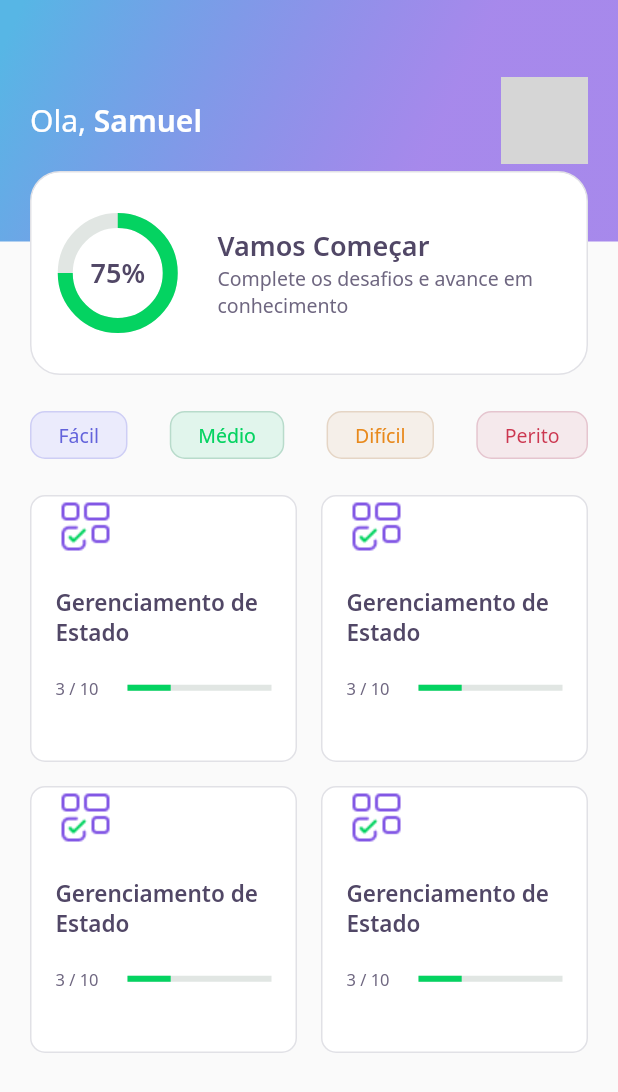
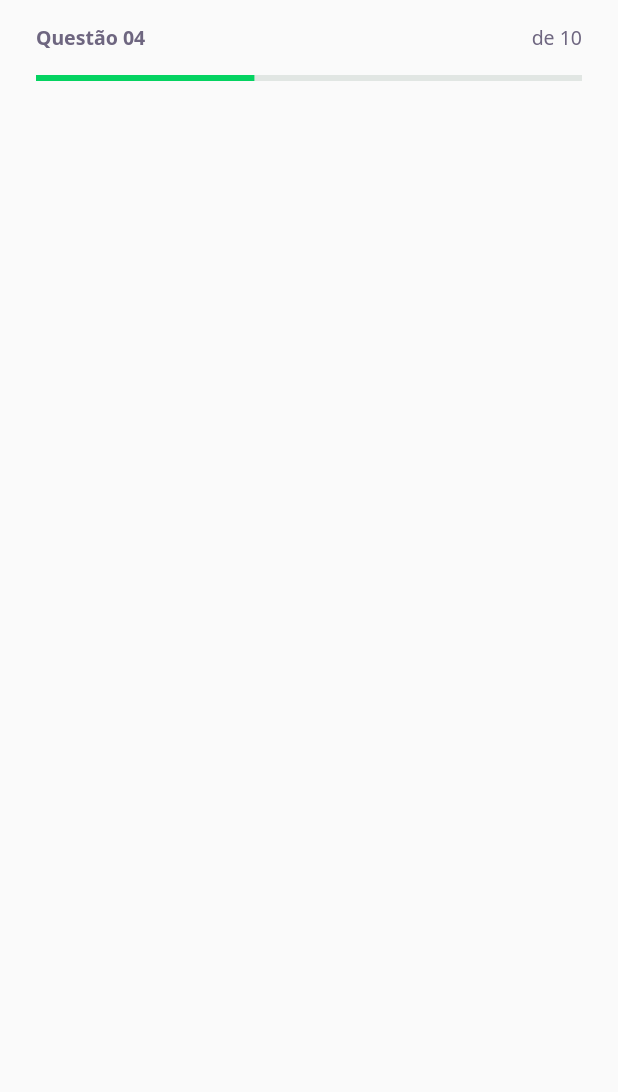
Before and after one commit to dtmiranda/devquiz, a Flutter app: the screen it shows after launch, on a phone screen of 412 x 824 dp. Shown: the top 1092 px of the screen. Run offline on Flutter 3.47's test engine with Material 2 defaults, Android fonts, the phone set to English and light mode, and no system bars; our stand-ins replace google_fonts; grey boxes are pictures that could not be loaded.

Commit message:
CREATE: challage page and question indicator

```diff
--- /dev/null
+++ b/lib/challenge/challenge_page.dart
@@ -0,0 +1,21 @@
+import 'package:devquiz/challenge/widget/question_indicator/question_indicator.dart';
+import 'package:flutter/material.dart';
+
+class ChallengePage extends StatefulWidget {
+  const ChallengePage({Key? key}) : super(key: key);
+
+  @override
+  _ChallengePageState createState() => _ChallengePageState();
+}
+
+class _ChallengePageState extends State<ChallengePage> {
+  @override
+  Widget build(BuildContext context) {
+    return Scaffold(
+      appBar: PreferredSize(
+        preferredSize: Size.fromHeight(60),
+        child: SafeArea(top: true, child: QuestionIndicatorWidget()),
+      ),
+    );
+  }
+}
--- /dev/null
+++ b/lib/challenge/widget/question_indicator/question_indicator.dart
@@ -0,0 +1,40 @@
+import 'package:devquiz/core/core.dart';
+import 'package:devquiz/shared/widgets/progress_indicator/progress_indicator_widget.dart';
+import 'package:flutter/material.dart';
+
+class QuestionIndicatorWidget extends StatelessWidget {
+  const QuestionIndicatorWidget({Key? key}) : super(key: key);
+
+  @override
+  Widget build(BuildContext context) {
+    return Padding(
+      padding: const EdgeInsets.symmetric(horizontal: 24),
+      child: Container(
+        child: Column(
+          children: [
+            SizedBox(
+              height: 16,
+            ),
+            Row(
+              mainAxisAlignment: MainAxisAlignment.spaceBetween,
+              children: [
+                Text(
+                  "Questão 04",
+                  style: AppTextStyles.bodyBold,
+                ),
+                Text(
+                  "de 10",
+                  style: AppTextStyles.body,
+                )
+              ],
+            ),
+            SizedBox(
+              height: 16,
+            ),
+            ProgressIndicatorWidget(progressValue: 0.4)
+          ],
+        ),
+      ),
+    );
+  }
+}
--- a/lib/core/app_widget.dart
+++ b/lib/core/app_widget.dart
@@ -1,3 +1,4 @@
+import 'package:devquiz/challenge/challenge_page.dart';
 import 'package:devquiz/home/home_page.dart';
 import 'package:devquiz/splash/splash_page.dart';
 import 'package:flutter/material.dart';
@@ -7,7 +8,7 @@ class AppWidget extends StatelessWidget {
   Widget build(BuildContext context) {
     return const MaterialApp(
       title: "DevQuiz",
-      home: HomePage(),
+      home: ChallengePage(),
     );
   }
 }
--- a/lib/home/widgets/quiz_card/quiz_card_widget.dart
+++ b/lib/home/widgets/quiz_card/quiz_card_widget.dart
@@ -1,4 +1,5 @@
 import 'package:devquiz/core/core.dart';
+import 'package:devquiz/shared/widgets/progress_indicator/progress_indicator_widget.dart';
 import 'package:flutter/material.dart';
 
 class QuizCardWidget extends StatelessWidget {
@@ -41,11 +42,8 @@ class QuizCardWidget extends StatelessWidget {
               ),
               Expanded(
                 flex: 2,
-                child: LinearProgressIndicator(
-                  value: 0.3,
-                  backgroundColor: AppColors.chartSecondary,
-                  valueColor:
-                      AlwaysStoppedAnimation<Color>(AppColors.chartPrimary),
+                child: ProgressIndicatorWidget(
+                  progressValue: 0.3,
                 ),
               )
             ],
--- /dev/null
+++ b/lib/shared/widgets/progress_indicator/progress_indicator_widget.dart
@@ -0,0 +1,16 @@
+import 'package:devquiz/core/core.dart';
+import 'package:flutter/material.dart';
+
+class ProgressIndicatorWidget extends StatelessWidget {
+  final double progressValue;
+  const ProgressIndicatorWidget({Key? key, required this.progressValue})
+      : super(key: key);
+
+  @override
+  Widget build(BuildContext context) {
+    return LinearProgressIndicator(
+        value: progressValue,
+        backgroundColor: AppColors.chartSecondary,
+        valueColor: AlwaysStoppedAnimation<Color>(AppColors.chartPrimary));
+  }
+}
```
